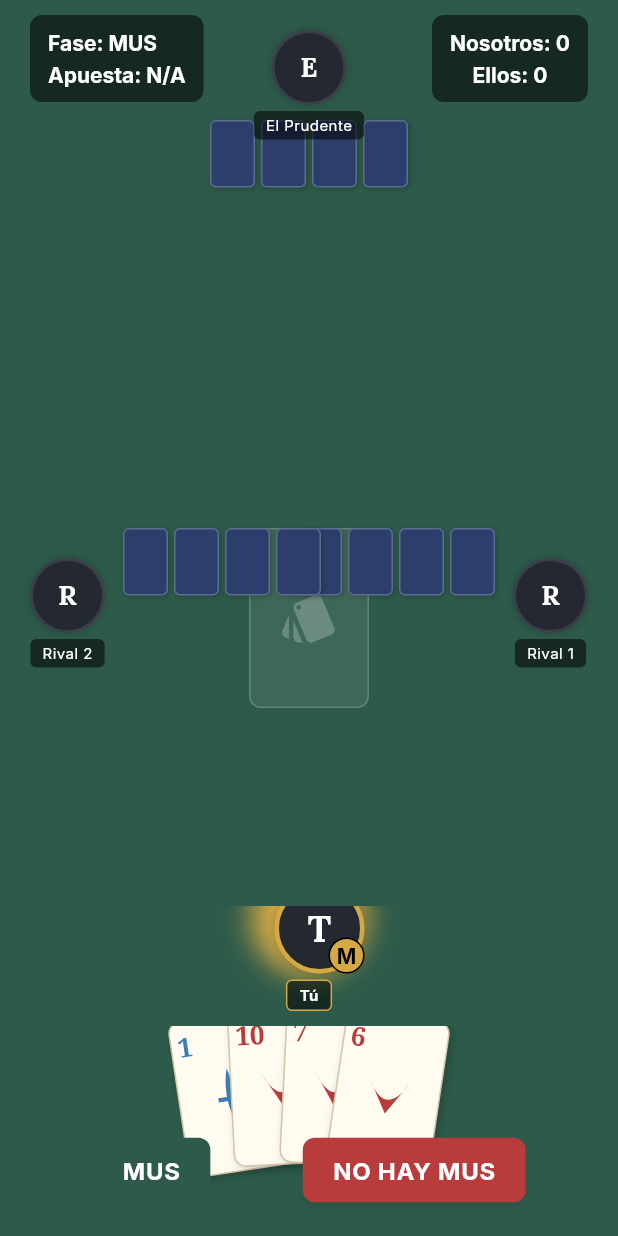
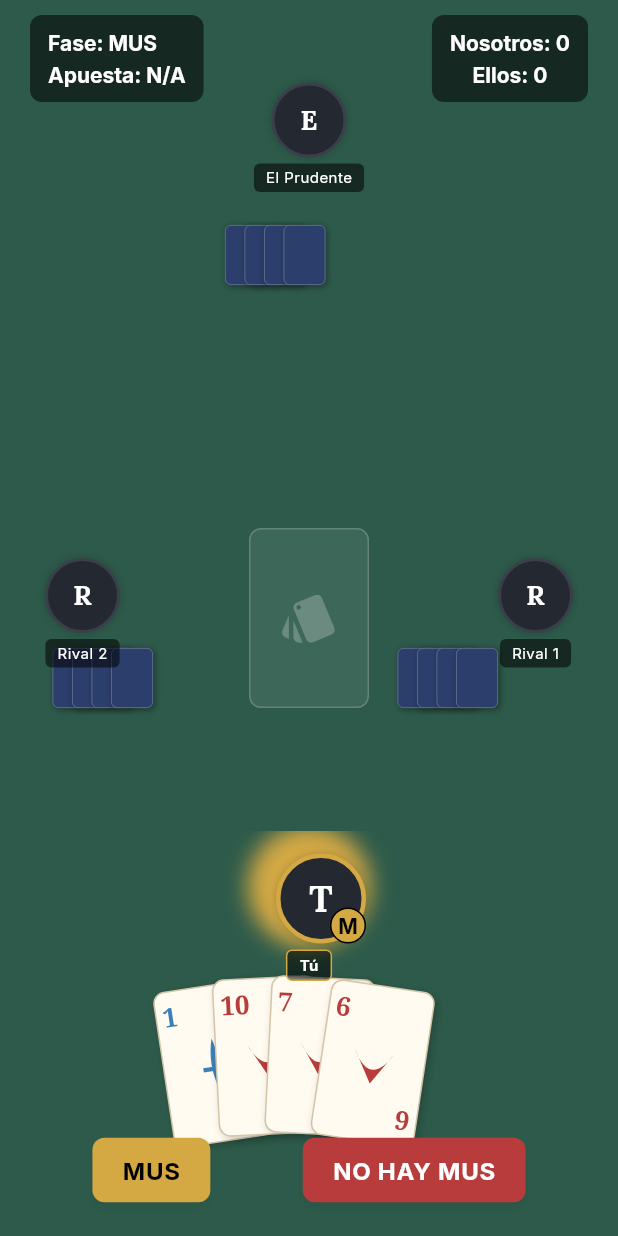
Before and after one commit to clarriu97/masmus, a Flutter app: the GameConfigScreen screen opened directly with sample values from the repository, after a tap on "Comenzar Partida", on a phone screen of 412 x 824 dp. Run offline on Flutter 3.47's test engine with Material 3 defaults, Android fonts, the phone set to English and light mode, and no system bars; our stand-ins replace audioplayers, google_fonts, vibration; statements that could not run were skipped.

Commit message:
feat: Implement automatic skipping of betting phases when only one team has a combination and refine game table UI for better layout and card display.

```diff
--- a/lib/core/game/models/game_config.dart
+++ b/lib/core/game/models/game_config.dart
@@ -3,7 +3,6 @@ class GameConfig {
     this.maxPoints = 30,
     this.eightKings = false,
     this.real31 = false,
-    this.autoOrdago = false,
   });
 
   /// Puntos para ganar (30, 40)
@@ -14,7 +13,4 @@ class GameConfig {
 
   /// ¿31 Real? (La 31 con la Jota/Sota gana a la 31 normal)
   final bool real31;
-
-  /// Si es true, la partida se acaba al aceptar el primer órdago
-  final bool autoOrdago;
 }
--- a/lib/screens/game_config_screen.dart
+++ b/lib/screens/game_config_screen.dart
@@ -20,7 +20,6 @@ class _GameConfigScreenState extends State<GameConfigScreen> {
   // Config state
   bool _eightKings = false; // 4 Reyes default
   bool _laReal = false;
-  bool _autoOrdago = false;
   int _maxPoints = 40;
 
   // Visual selection (not functional yet for logic, just visual)
@@ -58,16 +57,6 @@ class _GameConfigScreenState extends State<GameConfigScreen> {
                 subtitle: 'Combinación de Tres Sietes y Sota.',
                 value: _laReal,
                 onChanged: (v) => setState(() => _laReal = v),
-              ),
-
-              const SizedBox(height: 16),
-
-              // Órdago Automático
-              _buildSwitchTile(
-                title: 'Órdago Automático',
-                subtitle: 'Finalizar al primer órdago aceptado.',
-                value: _autoOrdago,
-                onChanged: (v) => setState(() => _autoOrdago = v),
               ),
 
               const SizedBox(height: 16),
@@ -118,7 +107,7 @@ class _GameConfigScreenState extends State<GameConfigScreen> {
                 padding: const EdgeInsets.symmetric(vertical: 16),
                 decoration: BoxDecoration(
                   color: _eightKings
-                      ? AppColors.primaryGreen.withAlpha(100)
+                      ? AppColors.primaryGreen
                       : Colors.transparent,
                   borderRadius: const BorderRadius.horizontal(
                     left: Radius.circular(11),
@@ -129,7 +118,7 @@ class _GameConfigScreenState extends State<GameConfigScreen> {
                     '8 Reyes (Estándar)',
                     style: TextStyle(
                       color: _eightKings
-                          ? AppColors.primaryGreen
+                          ? Colors.white
                           : AppColors.textSecondary,
                       fontWeight: _eightKings
                           ? FontWeight.bold
@@ -148,7 +137,7 @@ class _GameConfigScreenState extends State<GameConfigScreen> {
                 padding: const EdgeInsets.symmetric(vertical: 16),
                 decoration: BoxDecoration(
                   color: !_eightKings
-                      ? AppColors.primaryGreen.withAlpha(100)
+                      ? AppColors.primaryGreen
                       : Colors.transparent,
                   borderRadius: const BorderRadius.horizontal(
                     right: Radius.circular(11),
@@ -159,7 +148,7 @@ class _GameConfigScreenState extends State<GameConfigScreen> {
                     '4 Reyes (Vasco)',
                     style: TextStyle(
                       color: !_eightKings
-                          ? AppColors.primaryGreen
+                          ? Colors.white
                           : AppColors.textSecondary,
                       fontWeight: !_eightKings
                           ? FontWeight.bold
@@ -307,7 +296,6 @@ class _GameConfigScreenState extends State<GameConfigScreen> {
       eightKings: _eightKings,
       real31: _laReal,
       maxPoints: _maxPoints,
-      autoOrdago: _autoOrdago,
     );
 
     Navigator.of(context).push(
--- a/lib/screens/game_screen.dart
+++ b/lib/screens/game_screen.dart
@@ -15,10 +15,16 @@ import '../widgets/mus_table.dart';
 import '../widgets/round_summary.dart';
 
 class GameScreen extends StatefulWidget {
-  const GameScreen({super.key, this.partnerProfile, this.config});
+  const GameScreen({
+    super.key,
+    this.partnerProfile,
+    this.config,
+    this.initialMano,
+  });
 
   final AiProfile? partnerProfile;
   final GameConfig? config;
+  final int? initialMano;
 
   @override
   State<GameScreen> createState() => _GameScreenState();
@@ -70,6 +76,7 @@ class _GameScreenState extends State<GameScreen> {
     _game = MusGame(
       players: players,
       config: widget.config ?? const GameConfig(),
+      initialMano: widget.initialMano,
     );
     _gameSub = _game.onChange.listen((event) {
       if (mounted) {
@@ -201,7 +208,7 @@ class _GameScreenState extends State<GameScreen> {
   }
 
   // User Actions
-  void _onUserAction(String action) {
+  void _onUserAction(String action, {int? amount}) {
     if (_game.currentTurn != 0) {
       return;
     }
@@ -217,7 +224,7 @@ class _GameScreenState extends State<GameScreen> {
     } else if (action == 'NO HAY MUS') {
       _game.playerCutsMus(0);
     } else {
-      _game.playerAction(0, action);
+      _game.playerAction(0, action, amount: amount ?? 0);
     }
   }
 
--- a/lib/widgets/game_controls.dart
+++ b/lib/widgets/game_controls.dart
@@ -15,7 +15,7 @@ class GameControls extends StatelessWidget {
     this.canNoQuiero = false,
   });
 
-  final Function(String action) onAction;
+  final Function(String action, {int? amount}) onAction;
   final bool canMus;
   final bool canCut;
   final bool canPass;
@@ -33,7 +33,8 @@ class GameControls extends StatelessWidget {
         children: [
           _GameButton(
             label: 'MUS',
-            color: AppColors.primaryGreen,
+            color: AppColors.accentGold, // Changed color for contrast
+            textColor: Colors.black,
             onPressed: canMus ? () => onAction('MUS') : null,
           ),
           _GameButton(
@@ -47,8 +48,10 @@ class GameControls extends StatelessWidget {
 
     // Response Phase (Quiero / No Quiero)
     if (canQuiero || canNoQuiero) {
-      return Row(
-        mainAxisAlignment: MainAxisAlignment.spaceEvenly,
+      return Wrap(
+        alignment: WrapAlignment.center,
+        spacing: 12,
+        runSpacing: 12,
         children: [
           _GameButton(
             label: 'QUIERO',
@@ -60,13 +63,18 @@ class GameControls extends StatelessWidget {
             color: AppColors.accentRed,
             onPressed: canNoQuiero ? () => onAction('NO QUIERO') : null,
           ),
-          // Can also raise in response? Usually yes.
-          if (canEnvido)
+          if (canEnvido) ...[
             _GameButton(
-              label: 'ENVIDO',
-              color: AppColors.accentGold,
-              onPressed: () => onAction('ENVIDO'),
+              label: 'ENVIDO (2)',
+              color: AppColors.primaryGreenLight,
+              onPressed: () => onAction('ENVIDO', amount: 2),
             ),
+            _GameButton(
+              label: 'ENVIDAR...',
+              color: AppColors.primaryGreenDark,
+              onPressed: () => _showBetOptions(context),
+            ),
+          ],
           if (canOrdago)
             _GameButton(
               label: 'ÓRDAGO',
@@ -88,11 +96,18 @@ class GameControls extends StatelessWidget {
           color: AppColors.textDisabled,
           onPressed: canPass ? () => onAction('PASO') : null,
         ),
-        _GameButton(
-          label: 'ENVIDO',
-          color: AppColors.accentGold,
-          onPressed: canEnvido ? () => onAction('ENVIDO') : null,
-        ),
+        if (canEnvido) ...[
+          _GameButton(
+            label: 'ENVIDO (2)',
+            color: AppColors.primaryGreenLight,
+            onPressed: () => onAction('ENVIDO', amount: 2),
+          ),
+          _GameButton(
+            label: 'ENVIDAR...',
+            color: AppColors.primaryGreenDark,
+            onPressed: () => _showBetOptions(context),
+          ),
+        ],
         _GameButton(
           label: 'ÓRDAGO',
           color: AppColors.accentRedDark,
@@ -101,13 +116,71 @@ class GameControls extends StatelessWidget {
       ],
     );
   }
+
+  void _showBetOptions(BuildContext context) {
+    showModalBottomSheet(
+      context: context,
+      backgroundColor: AppColors.backgroundDark,
+      shape: const RoundedRectangleBorder(
+        borderRadius: BorderRadius.vertical(top: Radius.circular(20)),
+      ),
+      builder: (context) {
+        return Container(
+          padding: const EdgeInsets.symmetric(vertical: 24, horizontal: 16),
+          child: Column(
+            mainAxisSize: MainAxisSize.min,
+            children: [
+              const Text(
+                '¿Cuánto quieres envidar?',
+                style: TextStyle(
+                  color: Colors.white,
+                  fontSize: 18,
+                  fontWeight: FontWeight.bold,
+                ),
+              ),
+              const SizedBox(height: 24),
+              Wrap(
+                spacing: 12,
+                runSpacing: 12,
+                alignment: WrapAlignment.center,
+                children: [5, 10, 20, 30].map((amount) {
+                  return _GameButton(
+                    label: '$amount',
+                    color: AppColors.primaryGreenLight,
+                    onPressed: () {
+                      Navigator.pop(context);
+                      onAction('ENVIDO', amount: amount);
+                    },
+                  );
+                }).toList(),
+              ),
+              const SizedBox(height: 24),
+              TextButton(
+                onPressed: () => Navigator.pop(context),
+                child: const Text(
+                  'Cancelar',
+                  style: TextStyle(color: Colors.grey),
+                ),
+              ),
+            ],
+          ),
+        );
+      },
+    );
+  }
 }
 
 class _GameButton extends StatelessWidget {
-  const _GameButton({required this.label, required this.color, this.onPressed});
+  const _GameButton({
+    required this.label,
+    required this.color,
+    this.onPressed,
+    this.textColor = Colors.white,
+  });
 
   final String label;
   final Color color;
+  final Color textColor;
   final VoidCallback? onPressed;
 
   @override
@@ -116,7 +189,7 @@ class _GameButton extends StatelessWidget {
       onPressed: onPressed,
       style: ElevatedButton.styleFrom(
         backgroundColor: color,
-        foregroundColor: Colors.white,
+        foregroundColor: textColor,
         padding: const EdgeInsets.symmetric(horizontal: 20, vertical: 12),
         shape: RoundedRectangleBorder(borderRadius: BorderRadius.circular(8)),
       ),
--- a/lib/widgets/mus_table.dart
+++ b/lib/widgets/mus_table.dart
@@ -139,7 +139,7 @@ class _MusTableState extends State<MusTable> with TickerProviderStateMixin {
       bottom = 20;
     } else if (isTop) {
       left = position.dx - 150;
-      top = 20;
+      top = 45; // Moved down to avoid notch
     } else if (isRight) {
       right = 20;
       top = position.dy - 100;
@@ -155,27 +155,27 @@ class _MusTableState extends State<MusTable> with TickerProviderStateMixin {
       bottom: bottom,
       child: SizedBox(
         width: 300,
-        height: 200,
+        height: 250,
         child: Stack(
           alignment: Alignment.center,
           children: [
             // Cards
             if (isCurrentUser)
-              Positioned(bottom: 0, child: _buildUserHand(player, index))
+              Positioned(bottom: 20, child: _buildUserHand(player, index))
             else
               Positioned(
-                top: isTop ? 60 : 40,
-                left: isLeft ? 60 : null,
-                right: isRight ? 60 : null,
+                top: isTop ? 105 : (isRight || isLeft ? 120 : 40),
+                left: isLeft ? 15 : (isTop ? null : null),
+                right: isRight ? 15 : null,
                 child: _buildOpponentCards(player.hand.length),
               ),
 
             // Avatar & Name & Indicators
             Positioned(
-              top: isCurrentUser ? null : (isTop ? 0 : 60),
-              bottom: isCurrentUser ? 130 : null,
-              left: isLeft ? 0 : (isRight ? null : 110),
-              right: isRight ? 0 : (isLeft ? null : 110),
+              top: isCurrentUser ? null : (isTop ? 10 : 60),
+              bottom: isCurrentUser ? 150 : null,
+              left: isLeft ? 10 : (isRight ? null : 110),
+              right: isRight ? 10 : (isLeft ? null : 110),
               child: Column(
                 mainAxisSize: MainAxisSize.min,
                 children: [
@@ -185,15 +185,15 @@ class _MusTableState extends State<MusTable> with TickerProviderStateMixin {
                       // Turn Glow
                       if (isTurn)
                         Container(
-                          width: 74,
-                          height: 74,
+                          width: (isCurrentUser ? 60 : 50) + 16,
+                          height: (isCurrentUser ? 60 : 50) + 16,
                           decoration: const BoxDecoration(
                             shape: BoxShape.circle,
                             boxShadow: [
                               BoxShadow(
                                 color: AppColors.accentGold,
-                                blurRadius: 15,
-                                spreadRadius: 2,
+                                blurRadius: 12,
+                                spreadRadius: 3,
                               ),
                             ],
                           ),
@@ -380,8 +380,8 @@ class _MusTableState extends State<MusTable> with TickerProviderStateMixin {
 
   Widget _buildUserHand(Player player, int playerIndex) {
     return SizedBox(
-      height: 120,
-      width: 200,
+      height: 150,
+      width: 220,
       child: Stack(
         alignment: Alignment.bottomCenter,
         children: player.hand.asMap().entries.map((entry) {
@@ -420,20 +420,20 @@ class _MusTableState extends State<MusTable> with TickerProviderStateMixin {
       mainAxisSize: MainAxisSize.min,
       mainAxisAlignment: MainAxisAlignment.center,
       children: List.generate(count, (index) {
-        return Padding(
-          padding: const EdgeInsets.symmetric(horizontal: 2),
+        return Transform.translate(
+          offset: Offset(index * -15.0, 0), // Tight overlap
           child: Container(
-            width: 30, // Smaller for opponents
-            height: 45,
+            width: 28,
+            height: 40,
             decoration: BoxDecoration(
               color: AppColors.accentBlue,
               borderRadius: BorderRadius.circular(4),
-              border: Border.all(color: Colors.white24),
-              boxShadow: [
+              border: Border.all(color: Colors.white30, width: 0.5),
+              boxShadow: const [
                 BoxShadow(
-                  color: Colors.black.withAlpha(50),
-                  blurRadius: 2,
-                  offset: const Offset(1, 1),
+                  color: Colors.black38,
+                  blurRadius: 3,
+                  offset: Offset(1, 1),
                 ),
               ],
             ),
```
Also changed, not shown: lib/core/game/logic/mus_game.dart (+55 -11 lines), 3 other files.
